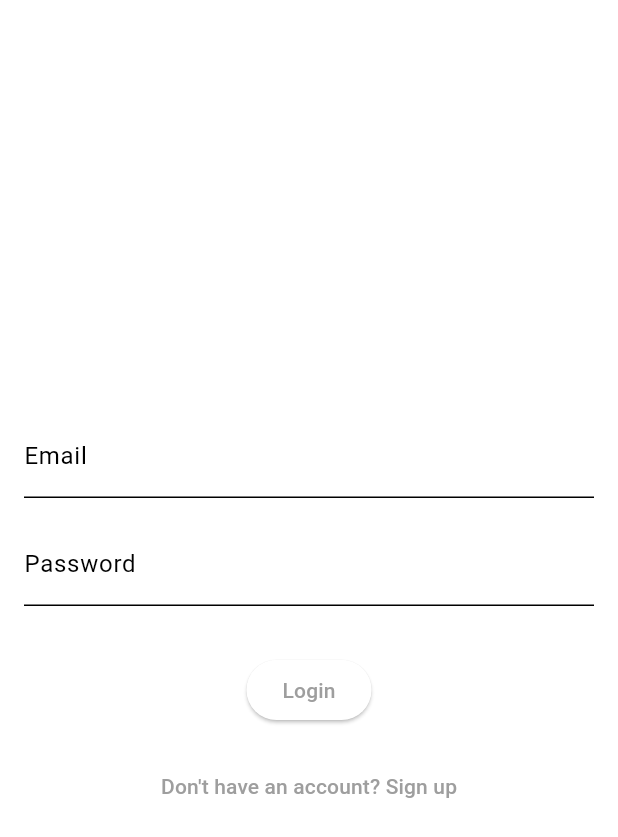
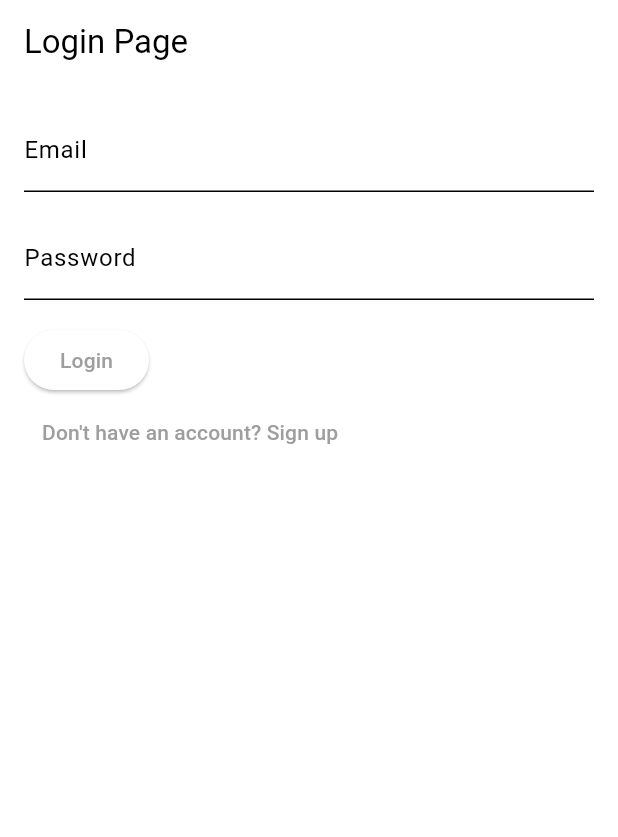
Before and after one commit to ZheerBarzan/project_charon, a Flutter app: the screen it shows after launch, after a tap on "Don't have an account? Sign up", after a tap on "Already have an account? Login", on a phone screen of 412 x 824 dp. Shown: the top 837 px of the screen. Run offline on Flutter 3.47's test engine with Material 3 defaults, Android fonts, the phone set to English and light mode, and no system bars; our stand-ins replace appwrite; network calls fail.

Commit message:
thats enough for today

```diff
--- a/lib/auth/auth_page.dart
+++ b/lib/auth/auth_page.dart
@@ -1,8 +1,7 @@
 import 'package:flutter/material.dart';
 import 'package:appwrite/appwrite.dart';
-
-import 'login_page.dart';
-import 'signup_page.dart'; // Make sure you create separate files for them if you want cleaner code.
+import 'package:project_charon/auth/login_page.dart';
+import 'package:project_charon/auth/signup_page.dart';
 
 class AuthPage extends StatefulWidget {
   final Account account;
@@ -13,18 +12,20 @@ class AuthPage extends StatefulWidget {
 }
 
 class _AuthPageState extends State<AuthPage> {
-  bool showLogin = true; // Start by showing login
+  bool showLoginPage = true;
 
   void togglePages() {
     setState(() {
-      showLogin = !showLogin;
+      showLoginPage = !showLoginPage;
     });
   }
 
   @override
   Widget build(BuildContext context) {
-    return showLogin
-        ? LoginPage(account: widget.account, onToggle: togglePages)
-        : SignupPage(account: widget.account, onToggle: togglePages);
+    if (showLoginPage) {
+      return LoginPage(account: widget.account, onTap: togglePages);
+    } else {
+      return SignupPage(account: widget.account, onTap: togglePages);
+    }
   }
 }
--- a/lib/auth/login_page.dart
+++ b/lib/auth/login_page.dart
@@ -1,83 +1,124 @@
+import 'package:appwrite/appwrite.dart';
 import 'package:flutter/material.dart';
-import 'package:appwrite/appwrite.dart';
-import 'package:appwrite/models.dart' as models;
+import 'package:project_charon/views/home_page.dart';
 
 class LoginPage extends StatefulWidget {
   final Account account;
-  final VoidCallback onToggle; // <-- Add this
+  final VoidCallback onTap;
 
-  const LoginPage({super.key, required this.account, required this.onToggle});
+  const LoginPage({super.key, required this.account, required this.onTap});
 
   @override
-  State<LoginPage> createState() => _LoginPageState();
+  _LoginPageState createState() => _LoginPageState();
 }
 
 class _LoginPageState extends State<LoginPage> {
   final TextEditingController emailController = TextEditingController();
   final TextEditingController passwordController = TextEditingController();
-
-  @override
-  void initState() {
-    super.initState();
-    checkLoginStatus();
-  }
-
-  Future<void> checkLoginStatus() async {
-    try {
-      final user = await widget.account.get();
-      if (user != null) {
-        // User is already logged in
-        Navigator.pushReplacementNamed(context, '/home');
-      }
-    } catch (e) {
-      // No active session or error, stay on login page
-      print('No active session: $e');
-    }
-  }
+  bool _isLoginInProgress = false;
 
   Future<void> login(String email, String password) async {
+    if (_isLoginInProgress) return; // Don't allow multiple login attempts
+
     try {
+      setState(() {
+        _isLoginInProgress = true;
+      });
+
       await widget.account.createEmailPasswordSession(
         email: email,
         password: password,
       );
-      Navigator.pushReplacementNamed(context, '/home');
-    } catch (e) {
-      print('Login failed: $e');
-      // Show a snackbar or dialog if you want
+
+      final user = await widget.account.get();
+      Navigator.pushReplacement(
+        context,
+        MaterialPageRoute(
+          builder: (context) => HomePage(account: widget.account),
+        ),
+      );
+    } on AppwriteException catch (e) {
+      setState(() {
+        _isLoginInProgress = false;
+      });
+
+      if (e.code == 429) {
+        // Rate limit exceeded, inform the user
+        showDialog(
+          context: context,
+          builder:
+              (context) => AlertDialog(
+                title: Text("Rate Limit Exceeded"),
+                content: Text(
+                  "You have reached the rate limit. Please try again after some time.",
+                ),
+                actions: <Widget>[
+                  TextButton(
+                    child: Text("OK"),
+                    onPressed: () {
+                      Navigator.of(context).pop();
+                    },
+                  ),
+                ],
+              ),
+        );
+      } else {
+        // Handle other errors (invalid credentials, etc.)
+        showDialog(
+          context: context,
+          builder:
+              (context) => AlertDialog(
+                title: Text("Login Failed"),
+                content: Text(
+                  "An error occurred while logging in. Please try again.",
+                ),
+                actions: <Widget>[
+                  TextButton(
+                    child: Text("OK"),
+                    onPressed: () {
+                      Navigator.of(context).pop();
+                    },
+                  ),
+                ],
+              ),
+        );
+      }
     }
   }
 
   @override
   Widget build(BuildContext context) {
     return Scaffold(
+      appBar: AppBar(title: const Text('Login Page')),
       body: Padding(
         padding: const EdgeInsets.all(16.0),
         child: Column(
-          mainAxisAlignment: MainAxisAlignment.center,
-          children: [
+          crossAxisAlignment: CrossAxisAlignment.start,
+          children: <Widget>[
             TextField(
               controller: emailController,
-              decoration: const InputDecoration(labelText: 'Email'),
+              decoration: InputDecoration(labelText: 'Email'),
             ),
-            const SizedBox(height: 16),
+            SizedBox(height: 16.0),
             TextField(
               controller: passwordController,
+              decoration: InputDecoration(labelText: 'Password'),
               obscureText: true,
-              decoration: const InputDecoration(labelText: 'Password'),
             ),
-            const SizedBox(height: 32),
+            SizedBox(height: 16.0),
             ElevatedButton(
               onPressed: () {
                 login(emailController.text, passwordController.text);
               },
-              child: const Text('Login'),
+              child:
+                  _isLoginInProgress
+                      ? CircularProgressIndicator(color: Colors.white)
+                      : Text('Login'),
             ),
+            TextButton(
+              onPressed: widget.onTap,
 
-            const SizedBox(height: 16),
-            TextButton(
-              onPressed: widget.onToggle, // <-- Call the toggle function
-              child: const Text('Don\'t have an account? Sign up'),
+              child: Text("Don't have an account? Sign up"),
             ),
           ],
         ),
--- a/lib/main.dart
+++ b/lib/main.dart
@@ -1,13 +1,14 @@
 import 'package:flutter/material.dart';
 import 'package:appwrite/appwrite.dart';
-import 'package:appwrite/models.dart' as models;
 import 'package:project_charon/auth/auth_page.dart';
-import 'package:project_charon/auth/login_page.dart';
+import 'package:project_charon/views/home_page.dart';
 import 'package:project_charon/themes/theme_provider.dart';
 import 'package:provider/provider.dart';
 
 void main() {
   WidgetsFlutterBinding.ensureInitialized();
+
+  // Initialize Appwrite client and account
   Client client = Client()
       .setEndpoint("https://fra.cloud.appwrite.io/v1")
       .setProject("680df948001ab4474ff0");
@@ -32,7 +33,9 @@
       debugShowCheckedModeBanner: false,
       title: 'Flutter Demo',
       theme: Provider.of<ThemeProvider>(context).themeData,
-      home: AuthPage(account: account), // Use AuthPage here
+      home: AuthPage(
+        account: account,
+      ), // Use AuthPage as the home page to manage login/signup toggle
     );
   }
 }
```
Also changed, not shown: lib/auth/signup_page.dart (+7 -6 lines), lib/components/my_drawer.dart (+66 -18 lines), lib/views/home_page.dart (+7 -4 lines), lib/views/settings_page.dart (+33 -1 lines).
